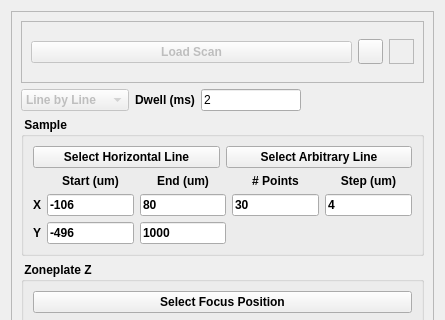
First picture: the form in cls/applications/pyStxm/bl_configs/base_scan_plugins/focus_scan/focus_scan.ui, repository Canadian-Light-Source/pyStxm, before the edit; both pictures show x 0 to 445 and y 0 to 320 of the 445 by 654 pixel window.
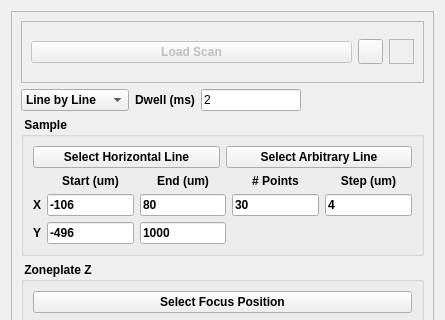
Second picture: the form after the edit. Icons and pictures are not drawn.

The edit to the form file:
```diff
--- a/cls/applications/pyStxm/bl_configs/base_scan_plugins/focus_scan/focus_scan.ui
+++ b/cls/applications/pyStxm/bl_configs/base_scan_plugins/focus_scan/focus_scan.ui
@@ -134,7 +134,7 @@
         <item>
          <widget class="QComboBox" name="scanTypeSelComboBox">
           <property name="enabled">
-           <bool>false</bool>
+           <bool>true</bool>
           </property>
           <property name="font">
            <font>
```
